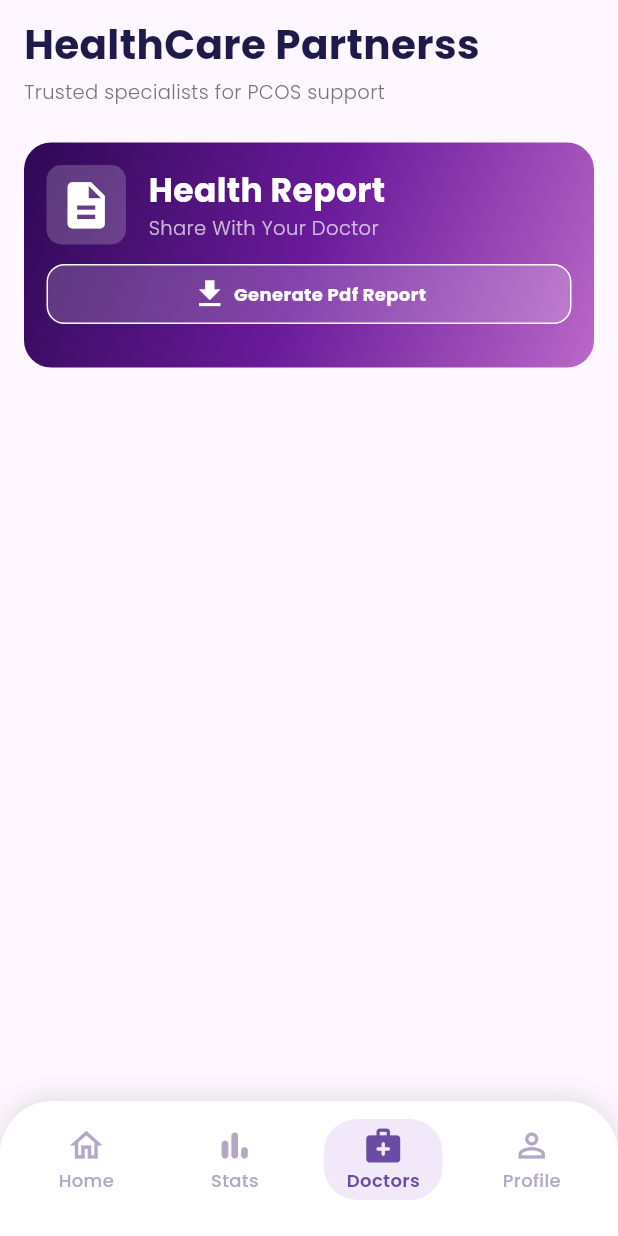
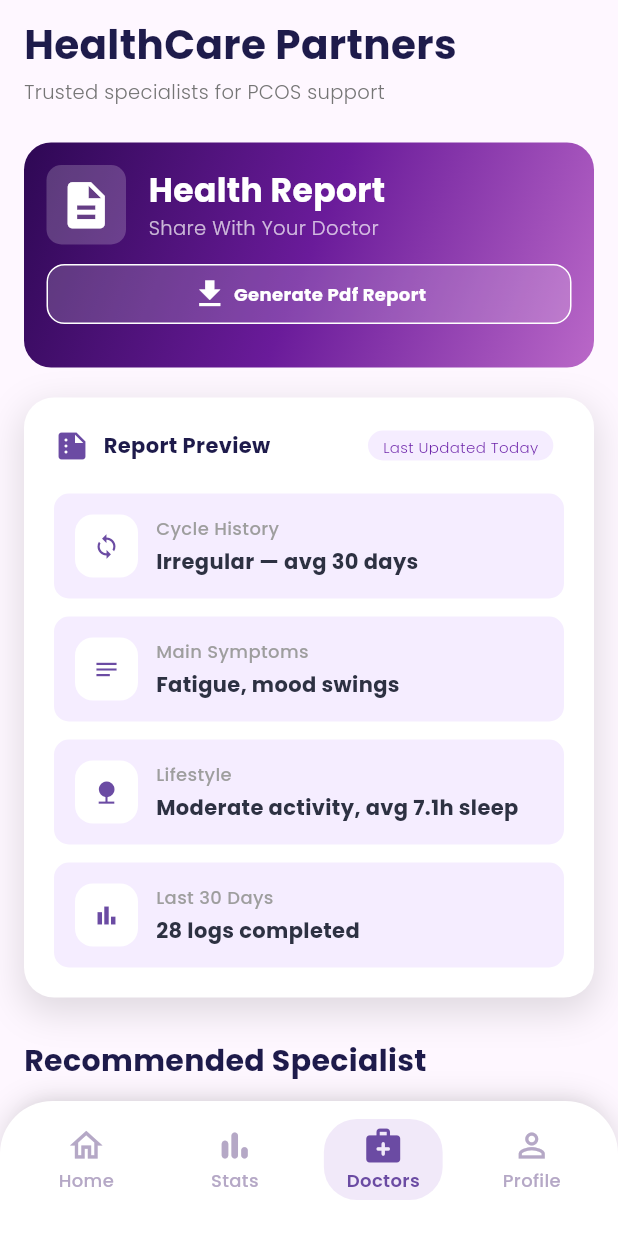
Before and after one commit to aniruddharoyarka/PCOS-App-V2, a Flutter app: the screen it shows after launch, item 3 of the bottom bar chosen, on a phone screen of 412 x 824 dp. Run offline on Flutter 3.47's test engine with Material 3 defaults, Android fonts, the phone set to English and light mode, and no system bars; our stand-ins replace google_fonts.

Commit message:
doctor screen till view profile

```diff
--- a/lib/screens/doctors_screen.dart
+++ b/lib/screens/doctors_screen.dart
@@ -2,6 +2,8 @@ import 'package:flutter/material.dart';
 import 'package:google_fonts/google_fonts.dart';
 import 'package:pcos_app_v2/widgets/doctor_pdf_file.dart';
 import 'package:pcos_app_v2/widgets/doctor_header.dart';
+import 'package:pcos_app_v2/widgets/report_preview.dart';
+import 'package:pcos_app_v2/widgets/Recommended_Doctor.dart';
 class DoctorsScreen extends StatefulWidget {
   const DoctorsScreen({super.key});
 
@@ -10,6 +12,48 @@ class DoctorsScreen extends StatefulWidget {
 }
 
 class _DoctorsScreenState extends State<DoctorsScreen> {
+
+
+
+
+
+
+
+
+
+
+
+
+  final List<Doctor> doctor = [
+
+    Doctor(
+      name: "Dr Sarah Ahmed",
+      speciality: "Gynecologist",
+      clinic: "City Hospital",
+      rating: "4.8",
+      time: "Tomorrow , 10:00 AM",
+      tags: ["PCOS", "Hormones" ,"jfnj"],
+    ),
+
+    Doctor(
+      name: "Dr Emily",
+      speciality: "Nutritionist",
+      clinic: "Care Clinic",
+      rating: "4.7",
+      time: "Tommorrow , 1:00 PM",
+      tags: ["Diet", "Weight Loss"],
+    ),
+
+    Doctor(
+      name: "Dr John",
+      speciality: "Dermatologist",
+      clinic: "Skin Center",
+      rating: "4.9",
+      time: "Tommorow , 3:30 PM",
+      tags: ["Acne", "Skin Care"],
+    ),
+  ];
+
   @override
   Widget build(BuildContext context) {
     return Scaffold(
@@ -22,11 +66,18 @@ class _DoctorsScreenState extends State<DoctorsScreen> {
           padding: const EdgeInsets.symmetric(horizontal: 16),
           child: Column(
             crossAxisAlignment: CrossAxisAlignment.start,
-            children: const [
+            children:  [
               SizedBox(height: 10),
               DoctorHeader(),
               SizedBox(height: 20),
               DoctorPdfFile(),
+              SizedBox(height: 20),
+              ReportPrevieweport(),
+              SizedBox(height: 28),
+              RecommendedDoctor( doctor: doctor,),
+              const SizedBox(height: 100),
+
+
             ],
           ),
         ),
--- /dev/null
+++ b/lib/widgets/Recommended_Doctor.dart
@@ -0,0 +1,206 @@
+import 'package:flutter/material.dart';
+import 'package:google_fonts/google_fonts.dart';
+
+
+class Doctor {
+  final String name;
+  final String speciality;
+  final String clinic;
+  final String rating;
+  final String time;
+
+  final List<String> tags;
+
+
+  Doctor({
+    required this.name,
+    required this.speciality,
+    required this.clinic,
+    required this.rating,
+    required this.time,
+    required this.tags,
+  });
+}
+
+
+class RecommendedDoctor extends StatelessWidget {
+  final List<Doctor> doctor;
+
+  const RecommendedDoctor({super.key,required this.doctor});
+
+
+
+
+
+  @override
+  Widget build(BuildContext context) {
+    return Container(
+
+
+      child:Column(
+        crossAxisAlignment: CrossAxisAlignment.start,
+
+        children: [
+          Text("Recommended Specialist",
+      style: TextStyle(
+        fontWeight: FontWeight.bold,
+        fontSize: 20,
+        color: Color(0xFF1E1B4B),
+      ),
+      ),
+
+      SizedBox(height: 16),
+        ...doctor.map(
+        (doctor) =>  Container(
+          margin: const EdgeInsets.only(bottom: 16),
+          padding: EdgeInsets.all(14),
+      decoration: BoxDecoration(
+        color: Colors.white,
+        borderRadius: BorderRadius.circular(16),
+        boxShadow:[ BoxShadow(
+          blurRadius: 10,
+          color: Colors.black12,
+
+        )
+        ]
+
+
+      ),
+        child: Column(
+          crossAxisAlignment: CrossAxisAlignment.start,
+          children: [
+            Row(
+              children: [
+                CircleAvatar(radius: 25,),
+                SizedBox(width: 10,),
+                Expanded
+                  (child:
+                Column(
+                  crossAxisAlignment: CrossAxisAlignment.start,
+                  children: [
+                    Text(doctor.name,style: TextStyle(
+                      fontWeight: FontWeight.bold,
+                      fontSize: 16,
+                      color: Color(0xFF1E1B4B)
+
+                    ),),
+                    Text(doctor.speciality,style: TextStyle(
+                      color: Colors.grey,
+                      fontSize: 14,
+                      fontWeight: FontWeight.bold,
+                    )
+                    ),
+                    Row(
+                      children: [
+                        Icon(Icons.location_on_outlined,
+                          color:Colors.grey,
+                        ),
+                        SizedBox(width: 5,),
+                        Text(doctor.clinic,style: TextStyle(
+                          color: Colors.grey,
+                          fontSize: 14,
+                          fontWeight: FontWeight.bold,
+                        )
+                        )
+                      ],
+                    )
+                  ],
+                )
+                ),
+                Row(
+                  children: [
+                  const Icon(Icons.star, size: 16, color: Colors.orange),
+                  Text(doctor.rating.toString()),
+                 ]
+                )
+              ],
+            ),
+
+
+
+
+
+
+
+            const SizedBox(height: 10),
+
+            Wrap(
+              spacing: 7,
+              children: doctor.tags
+                  .map((tag) => Chip(label: Text(tag,
+                style: TextStyle(
+                  color: Color(0xFF6B4BA3)
+                ),
+
+
+              ),
+                backgroundColor: const Color(0xFFF5EDFF),
+                side: const BorderSide(
+                  color: Color(0xFFF5EDFF),
+                  width: 1,
+                ),
+              ))
+                  .toList(),
+            ),
+
+            const SizedBox(height: 10),
+
+            Row(
+              mainAxisAlignment: MainAxisAlignment.spaceBetween,
+              children: [
+                Container(
+                  padding: const EdgeInsets.symmetric(horizontal: 14, vertical: 6),
+                  decoration: BoxDecoration(
+                    color: Colors.green.shade100,
+                    borderRadius: BorderRadius.circular(20),
+                  ),
+                  child: Text(doctor.time,
+                    overflow: TextOverflow.ellipsis,
+                  style:
+                    TextStyle(
+                      color: Color(0xFF166534)
+                    ),),
+                ),
+                TextButton(
+                  onPressed: () {},
+                  child:Row(
+                  children: [const Text("View profile",
+                  style: TextStyle(
+                    color: Color(0xFF6B4BA3)
+                  ),),
+                    const SizedBox(width: 4),
+
+                    const Icon(
+                        Icons.arrow_forward_ios,
+                        size: 14,
+                        color: Color(0xFF6B4BA3),
+                    )
+                  ]
+                  )
+
+
+                )
+
+              ],
+            )
+
+          ],
+        ),
+
+
+
+
+
+      )
+
+
+
+
+
+        ).toList(),
+]
+      )
+
+    );
+  }
+}
--- a/lib/widgets/doctor_header.dart
+++ b/lib/widgets/doctor_header.dart
@@ -9,7 +9,7 @@ class DoctorHeader extends StatelessWidget {
     return Column(
       crossAxisAlignment: CrossAxisAlignment.start,
       children: [
-        Text("HealthCare Partnerss",
+        Text("HealthCare Partners",
           style:TextStyle(
             fontSize: 27,
             fontWeight: FontWeight.bold,
--- /dev/null
+++ b/lib/widgets/report_preview.dart
@@ -0,0 +1,260 @@
+import 'package:flutter/material.dart';
+import 'package:google_fonts/google_fonts.dart';
+
+class ReportPrevieweport extends StatefulWidget {
+  const ReportPrevieweport({super.key});
+
+  @override
+  State<ReportPrevieweport> createState() => _ReportPrevieweportState();
+}
+
+class _ReportPrevieweportState extends State<ReportPrevieweport> {
+  @override
+  Widget build(BuildContext context) {
+
+
+
+
+
+
+
+
+
+
+
+    return SizedBox(
+      width: double.infinity,
+     //height: 400,
+
+
+     child:  Container(
+
+      decoration: BoxDecoration(
+        color: Colors.white,
+        borderRadius: BorderRadius.circular(20),
+        boxShadow:[
+          BoxShadow(
+          color: Colors.black.withOpacity(0.12),
+            blurRadius: 20,
+            spreadRadius: 2,
+            offset:Offset (0,8)
+
+        ),
+
+
+         ]
+      ),
+
+         child: Padding(
+           padding: EdgeInsets.symmetric(
+             horizontal: 20,
+             vertical: 20,
+           ),
+       child:Column(
+         crossAxisAlignment: CrossAxisAlignment.start,
+       children: [
+       Row(
+
+
+       children: [
+         Icon(Icons.summarize
+         ,color:Color(0xFF6B4BA3)
+           ,),
+         SizedBox(width: 9,),
+         Text("Report Preview",
+         style: TextStyle(
+           color: Color(0xFF1E1B4B),
+           fontSize: 14,
+           fontWeight: FontWeight.bold,
+         ),),
+         SizedBox(width: 65,),
+         Container(
+           padding: EdgeInsets.symmetric(
+             horizontal: 10,
+             vertical: 4,
+           ),
+           height: 20,
+           decoration: BoxDecoration(
+             borderRadius: BorderRadius.circular(10),
+             color:Color(0xFFF5EDFF),
+
+           ),
+         child: Text("Last Updated Today",
+         style: TextStyle(
+           fontSize: 10,
+           fontWeight: FontWeight.w300,
+           color: Color( 0xFF6B21A8)
+         ),
+         ),
+         ),
+
+
+
+
+       ],
+       ),
+         SizedBox(height: 20),
+         // CARD 1
+         buildReportCard(
+           "Cycle History",
+           "Irregular — avg 30 days",
+            Icons.sync,
+         ),
+
+         SizedBox(height: 12),
+
+         // CARD 2
+         buildReportCard(
+           "Main Symptoms",
+           "Fatigue, mood swings",
+           Icons.notes,
+         ),
+
+         SizedBox(height: 12),
+
+         // CARD 3
+         buildReportCard(
+           "Lifestyle",
+           "Moderate activity, avg 7.1h sleep",
+           Icons.nature,
+         ),
+
+         SizedBox(height: 12),
+
+         // CARD 4
+         buildReportCard(
+           "Last 30 Days",
+           "28 logs completed",
+           Icons.bar_chart,
+         ),
+
+
+
+
+
+
+
+
+
+
+
+
+       ]
+       )
+
+    )
+
+
+
+
+     ),
+
+
+
+
+
+
+
+
+
+
+
+
+
+
+
+
+    );
+
+
+  }
+  //REUSABLE CARD WIDGET
+  Widget buildReportCard(
+      String title,
+      String value,
+      IconData icon,
+      ){
+    return Container(
+      padding: EdgeInsets.all(14),
+
+      decoration: BoxDecoration(
+        borderRadius: BorderRadius.circular(10),
+        color:Color(0xFFF5EDFF),
+
+      ),
+
+
+
+
+
+
+
+
+
+
+
+
+
+      child: Row(
+        children: [
+
+          // ICON BOX
+          Container(
+            height: 42,
+            width: 42,
+            alignment: Alignment.center,
+
+            decoration: BoxDecoration(
+              color: Colors.white,
+              borderRadius: BorderRadius.circular(12),
+            ),
+
+            child: Icon(
+              icon,
+              size: 18,
+              color: Color(0xFF6B4BA3),
+            ),
+          ),
+
+          SizedBox(width: 12),
+
+          // TEXT SECTION
+          Expanded(
+            child:SingleChildScrollView(
+            child: Column(
+              crossAxisAlignment: CrossAxisAlignment.start,
+              mainAxisSize: MainAxisSize.min,
+              children: [
+
+                Text(
+                  title,
+                  style: TextStyle(
+                    color: Colors.grey,
+                    fontSize: 12,
+                    fontWeight: FontWeight.w500,
+                  ),
+                ),
+
+                SizedBox(height: 4),
+
+                Text(
+                  value,
+                  style: TextStyle(
+                    color: Color(0xFF2D3142),
+                    fontSize: 14,
+                    fontWeight: FontWeight.bold,
+                  ),
+                ),
+              ],
+            ),
+          ),
+          )
+        ],
+
+      ),
+    );
+  }
+
+
+
+  }
```
